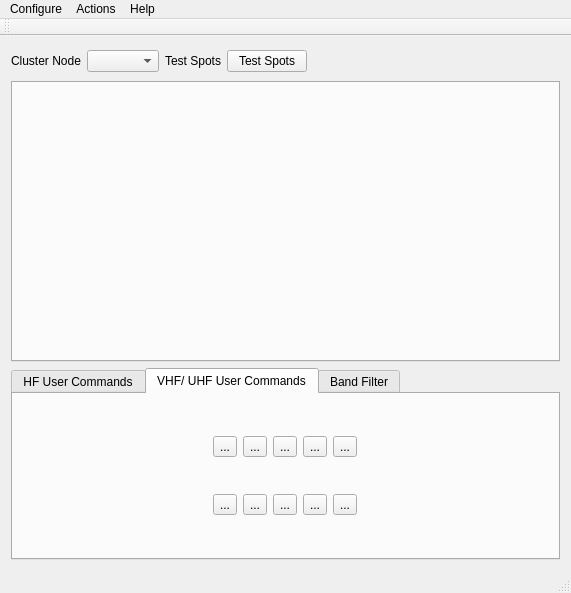
Before: the Qt Designer form mqt/MqtCluster/clustermainwindow.ui in Rsclub22/Minos2-Mirror, drawn with Qt 5.
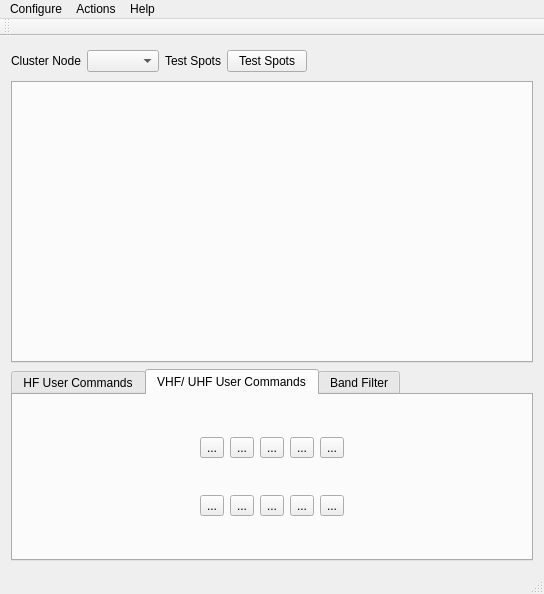
After: the same form once the commit is applied. Custom widgets are drawn as their Qt base class.

Commit message: make clusterserver usercommands only work with the selected command tab

Patch:
```diff
--- a/mqt/MqtCluster/clustermainwindow.ui
+++ b/mqt/MqtCluster/clustermainwindow.ui
@@ -6,8 +6,8 @@
    <rect>
     <x>0</x>
     <y>0</y>
-    <width>571</width>
-    <height>593</height>
+    <width>544</width>
+    <height>594</height>
    </rect>
   </property>
   <property name="windowTitle">
@@ -498,7 +498,7 @@
     <rect>
      <x>0</x>
      <y>0</y>
-     <width>571</width>
+     <width>544</width>
      <height>21</height>
     </rect>
    </property>
```
Left out of the diff: 8 changed lines with no effect on the pictures. The commit also changes 4 other files.
